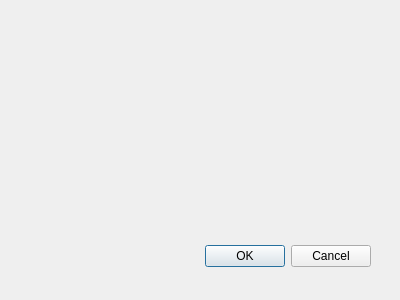
Above: setting.ui from liguyano/qt_demo before the change. Below: the same form after it.
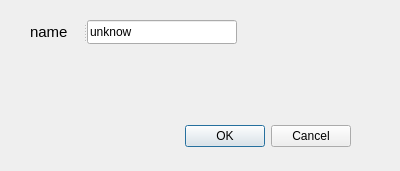
That is the form after the change.

```diff
--- a/setting.ui
+++ b/setting.ui
@@ -7,7 +7,7 @@
                 <x>0</x>
                 <y>0</y>
                 <width>400</width>
-                <height>300</height>
+                <height>171</height>
             </rect>
         </property>
         <property name="windowTitle">
@@ -16,8 +16,8 @@
         <widget class="QDialogButtonBox" name="buttonBox">
             <property name="geometry">
                 <rect>
-                    <x>30</x>
-                    <y>240</y>
+                    <x>10</x>
+                    <y>120</y>
                     <width>341</width>
                     <height>32</height>
                 </rect>
@@ -29,6 +29,34 @@
                 <set>QDialogButtonBox::Cancel|QDialogButtonBox::Ok</set>
             </property>
         </widget>
+        <widget class="QSplitter" name="splitter">
+            <property name="geometry">
+                <rect>
+                    <x>30</x>
+                    <y>20</y>
+                    <width>207</width>
+                    <height>24</height>
+                </rect>
+            </property>
+            <property name="orientation">
+                <enum>Qt::Horizontal</enum>
+            </property>
+            <widget class="QLabel" name="label">
+                <property name="font">
+                    <font>
+                        <pointsize>11</pointsize>
+                    </font>
+                </property>
+                <property name="text">
+                    <string>name</string>
+                </property>
+            </widget>
+            <widget class="QLineEdit" name="lineEdit">
+                <property name="text">
+                    <string>unknow</string>
+                </property>
+            </widget>
+        </widget>
     </widget>
     <resources/>
     <connections>
```
Left out of the diff: 37 changed lines with no effect on the pictures.
